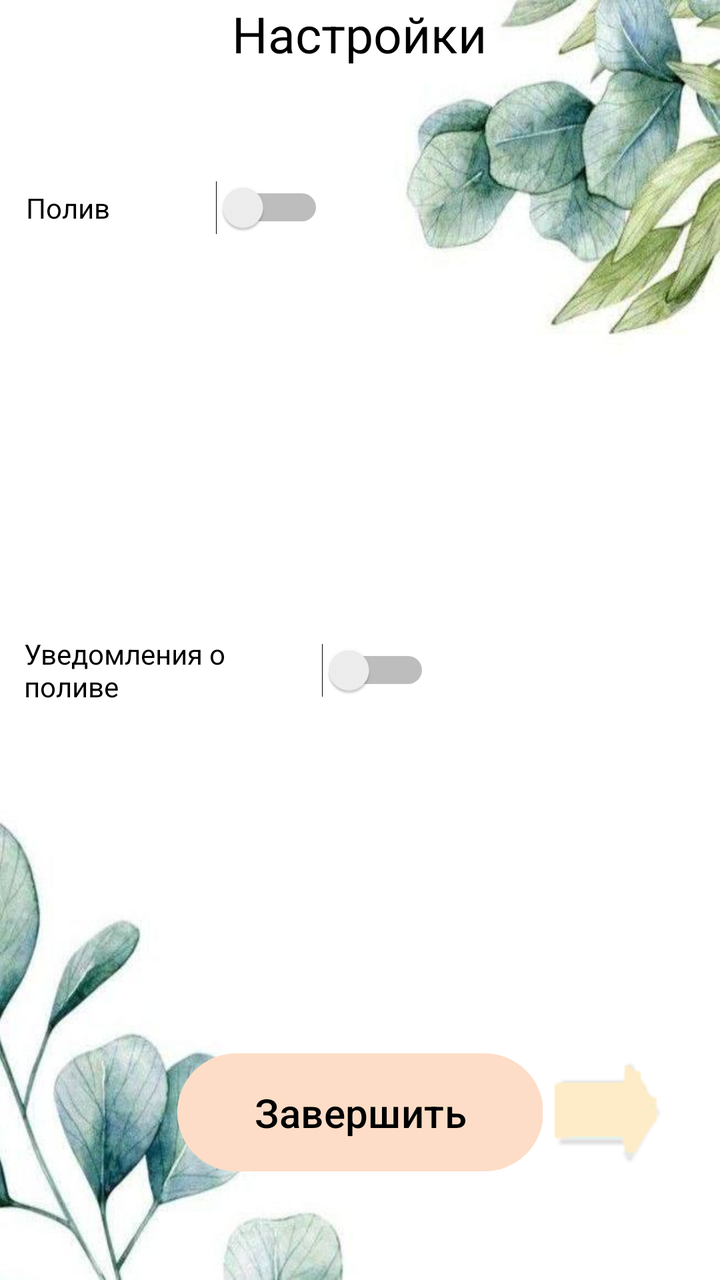
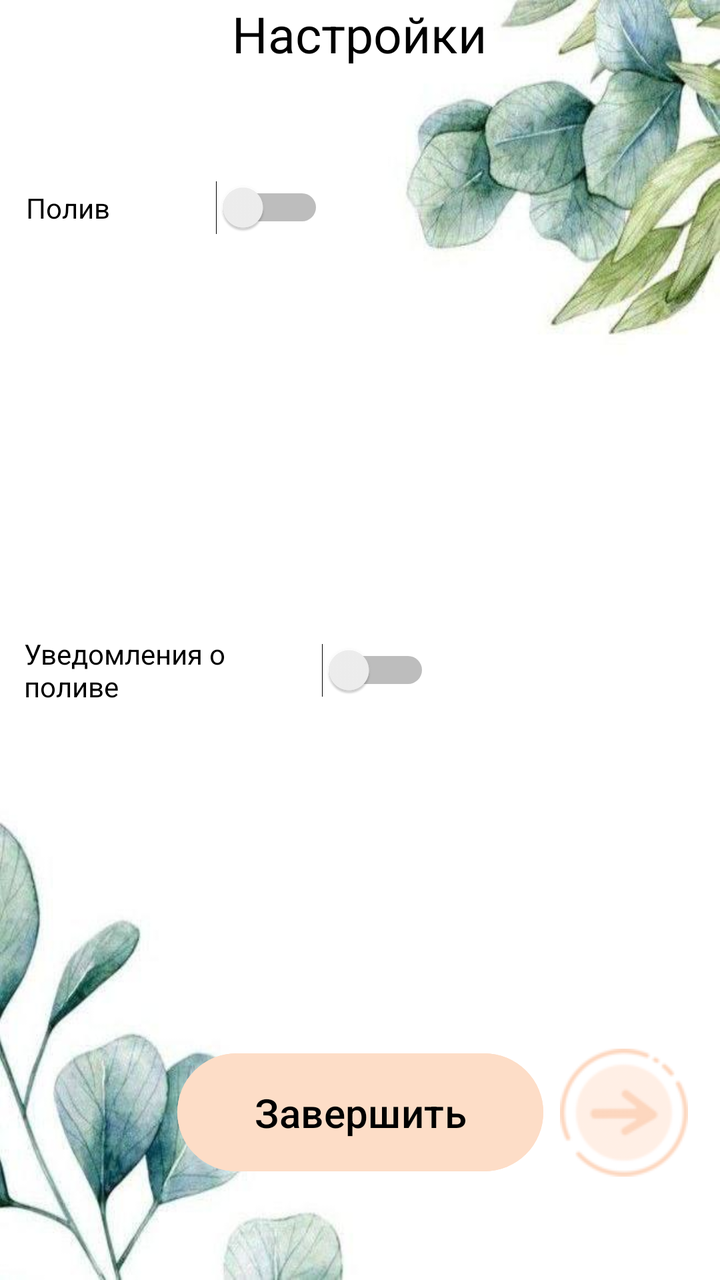

An Android layout rendered at two revisions. The XML below is the earlier revision; the diff shows what the commit changed to produce the second picture.
<!-- AndroidManifest.xml: application theme Theme.Plant_care -->
<!-- res/layout/activity_main_activityreadyscript.xml -->
<?xml version="1.0" encoding="utf-8"?>
<androidx.constraintlayout.widget.ConstraintLayout xmlns:android="http://schemas.android.com/apk/res/android"
    xmlns:app="http://schemas.android.com/apk/res-auto"
    xmlns:tools="http://schemas.android.com/tools"
    android:id="@+id/main"
    android:layout_width="match_parent"
    android:layout_height="match_parent"
    android:background="@drawable/a"
    tools:context=".MainActivityreadyscript">

    <TextView
        android:id="@+id/textView8"
        android:layout_width="324dp"
        android:layout_height="64dp"
        android:text="Настройки"
        android:textAlignment="center"
        android:textColor="@color/black"
        android:textSize="25sp"
        app:layout_constraintBottom_toBottomOf="parent"
        app:layout_constraintEnd_toEndOf="parent"
        app:layout_constraintHorizontal_bias="0.494"
        app:layout_constraintStart_toStartOf="parent"
        app:layout_constraintTop_toTopOf="parent"
        app:layout_constraintVertical_bias="0.0" />

    <Switch
        android:id="@+id/switch2"
        android:layout_width="149dp"
        android:layout_height="49dp"
        android:text="Полив"
        android:textColor="@color/black"
        app:layout_constraintBottom_toBottomOf="parent"
        app:layout_constraintEnd_toEndOf="parent"
        app:layout_constraintHorizontal_bias="0.061"
        app:layout_constraintStart_toStartOf="parent"
        app:layout_constraintTop_toTopOf="parent"
        app:layout_constraintVertical_bias="0.134" />

    <Switch
        android:id="@+id/switch3"
        android:layout_width="203dp"
        android:layout_height="46dp"
        android:text="Уведомления о поливе"
        android:textColor="@color/black"
        app:layout_constraintBottom_toBottomOf="parent"
        app:layout_constraintEnd_toEndOf="parent"
        app:layout_constraintHorizontal_bias="0.076"
        app:layout_constraintStart_toStartOf="parent"
        app:layout_constraintTop_toTopOf="parent"
        app:layout_constraintVertical_bias="0.525" />

    <TextView
        android:id="@+id/textView13"
        android:layout_width="410dp"
        android:layout_height="132dp"
        app:layout_constraintBottom_toBottomOf="parent"
        app:layout_constraintEnd_toEndOf="parent"
        android:visibility="gone"
        android:textColor="@color/black"
        app:layout_constraintHorizontal_bias="0.0"
        app:layout_constraintStart_toStartOf="parent"
        app:layout_constraintTop_toTopOf="parent"
        app:layout_constraintVertical_bias="0.237" />

    <TextView
        android:id="@+id/textView10"
        android:layout_width="397dp"
        android:layout_height="98dp"
        android:textColor="@color/black"
        app:layout_constraintBottom_toBottomOf="parent"
        app:layout_constraintEnd_toEndOf="parent"
        app:layout_constraintStart_toStartOf="parent"
        android:visibility="gone"
        app:layout_constraintTop_toBottomOf="@+id/textView8"
        app:layout_constraintVertical_bias="0.586" />


    <EditText
        android:id="@+id/editTextText2"
        android:layout_width="121dp"
        android:layout_height="43dp"
        android:ems="10"
        android:inputType="text"
        android:textColor="@color/black"
        app:layout_constraintBottom_toBottomOf="parent"
        app:layout_constraintEnd_toEndOf="parent"
        app:layout_constraintHorizontal_bias="0.303"
        app:layout_constraintStart_toStartOf="parent"
        android:visibility="gone"
        app:layout_constraintTop_toBottomOf="@+id/switch2"
        app:layout_constraintVertical_bias="0.244" />

    <EditText
        android:id="@+id/editTextText4"
        android:layout_width="119dp"
        android:layout_height="42dp"
        android:ems="10"
        android:inputType="text"
        android:textColor="@color/black"
        app:layout_constraintBottom_toBottomOf="parent"
        app:layout_constraintEnd_toEndOf="parent"
        app:layout_constraintHorizontal_bias="0.303"
        app:layout_constraintStart_toStartOf="parent"
        android:visibility="gone"
        app:layout_constraintTop_toBottomOf="@+id/switch2"
        app:layout_constraintVertical_bias="0.647" />

    <EditText
        android:id="@+id/editTextText6"
        android:layout_width="119dp"
        android:layout_height="42dp"
        android:textColor="@color/black"
        android:ems="10"
        android:inputType="text"
        app:layout_constraintBottom_toBottomOf="parent"
        app:layout_constraintEnd_toEndOf="parent"
        app:layout_constraintHorizontal_bias="0.303"
        app:layout_constraintStart_toStartOf="parent"
        android:visibility="gone"
        app:layout_constraintTop_toBottomOf="@+id/switch2"
        app:layout_constraintVertical_bias="0.722" />

    <EditText
        android:id="@+id/editTextText3"
        android:layout_width="121dp"
        android:layout_height="43dp"
        android:ems="10"
        android:inputType="text"
        android:textColor="@color/black"
        app:layout_constraintBottom_toBottomOf="parent"
        app:layout_constraintEnd_toEndOf="parent"
        app:layout_constraintHorizontal_bias="0.303"
        app:layout_constraintStart_toStartOf="parent"
        android:visibility="gone"
        app:layout_constraintTop_toBottomOf="@+id/switch2"
        app:layout_constraintVertical_bias="0.327" />

    <TextView
        android:id="@+id/textView6"
        android:layout_width="86dp"
        android:textColor="@color/black"
        android:layout_height="42dp"
        app:layout_constraintBottom_toBottomOf="parent"
        app:layout_constraintEnd_toEndOf="parent"
        android:visibility="gone"
        app:layout_constraintHorizontal_bias="0.006"
        app:layout_constraintStart_toStartOf="parent"
        app:layout_constraintTop_toBottomOf="@+id/switch2"
        app:layout_constraintVertical_bias="0.229" />

    <TextView
        android:id="@+id/textView11"
        android:layout_width="100dp"
        android:layout_height="44dp"
        android:textColor="@color/black"
        app:layout_constraintBottom_toBottomOf="parent"
        app:layout_constraintEnd_toEndOf="parent"
        app:layout_constraintHorizontal_bias="0.0"
        android:visibility="gone"
        app:layout_constraintStart_toStartOf="parent"
        app:layout_constraintTop_toBottomOf="@+id/switch2"
        app:layout_constraintVertical_bias="0.649" />

    <TextView
        android:id="@+id/textView14"
        android:layout_width="100dp"
        android:layout_height="40dp"
        android:textColor="@color/black"
        app:layout_constraintBottom_toBottomOf="parent"
        app:layout_constraintEnd_toEndOf="parent"
        app:layout_constraintHorizontal_bias="0.0"
        android:visibility="gone"
        app:layout_constraintStart_toStartOf="parent"
        app:layout_constraintTop_toBottomOf="@+id/switch2"
        app:layout_constraintVertical_bias="0.723" />

    <TextView
        android:id="@+id/textView9"
        android:layout_width="86dp"
        android:textColor="@color/black"
        android:layout_height="39dp"
        app:layout_constraintBottom_toBottomOf="parent"
        app:layout_constraintEnd_toEndOf="parent"
        app:layout_constraintHorizontal_bias="0.006"
        android:visibility="gone"
        app:layout_constraintStart_toStartOf="parent"
        app:layout_constraintTop_toBottomOf="@+id/switch2"
        app:layout_constraintVertical_bias="0.305" />

    <Button
        android:id="@+id/button5"
        android:layout_width="149dp"
        android:layout_height="74dp"
        android:backgroundTint="@color/reg_button_colour"
        android:text="Сохранить"
        android:textColor="@color/black"
        app:layout_constraintBottom_toBottomOf="parent"
        app:layout_constraintEnd_toEndOf="parent"
        app:layout_constraintHorizontal_bias="0.893"
        android:visibility="gone"
        app:layout_constraintStart_toStartOf="parent"
        app:layout_constraintTop_toTopOf="@+id/textView13"
        app:layout_constraintVertical_bias="0.247" />

    <Button
        android:id="@+id/button7"
        android:layout_width="149dp"
        android:layout_height="74dp"
        android:backgroundTint="@color/reg_button_colour"
        android:text="Сохранить"
        android:textColor="@color/black"
        app:layout_constraintBottom_toBottomOf="parent"
        app:layout_constraintEnd_toEndOf="parent"
        app:layout_constraintHorizontal_bias="0.893"
        app:layout_constraintStart_toStartOf="parent"
        android:visibility="gone"
        app:layout_constraintTop_toTopOf="parent"
        app:layout_constraintVertical_bias="0.768" />

    <Button
        android:id="@+id/button6"
        android:layout_width="183dp"
        android:layout_height="67dp"
        android:backgroundTint="@color/reg_button_colour"
        android:text="Завершить"
        android:textColor="@color/black"
        android:textColorHighlight="@color/black"
        android:textColorHint="@color/black"
        android:textColorLink="@color/black"
        android:textSize="20sp"
        app:layout_constraintBottom_toBottomOf="parent"
        app:layout_constraintEnd_toEndOf="parent"
        app:layout_constraintStart_toStartOf="parent"
        app:layout_constraintTop_toTopOf="parent"
        app:layout_constraintVertical_bias="0.912" />

    <ImageButton
        android:id="@+id/imageButton9"
        android:layout_width="69dp"
        android:layout_height="66dp"
        app:layout_constraintBottom_toBottomOf="parent"
        app:layout_constraintEnd_toEndOf="parent"
        app:layout_constraintHorizontal_bias="0.923"
        app:layout_constraintStart_toStartOf="parent"
        app:layout_constraintTop_toTopOf="parent"
        app:layout_constraintVertical_bias="0.912"
        app:srcCompat="@drawable/strelkavpravo"
        android:src="@drawable/strelkavpravo"
        android:background="@null"/>

</androidx.constraintlayout.widget.ConstraintLayout>
<!-- resources referenced by this layout -->
<resources>
  <color name="black">#FF000000</color>
  <color name="reg_button_colour">#FDDDC7</color>
  <!-- drawable a: jpg bitmap (drawable, 26657 bytes) -->
  <!-- drawable strelkavpravo: png bitmap (drawable, 1684 bytes) -->
  <style name="Theme.Plant_care" parent="Base.Theme.Plant_care" />
  <style name="Base.Theme.Plant_care" parent="Theme.Material3.DayNight.NoActionBar">
          
          <item name="android:statusBarColor" tools:targetApi="l">@color/StatusBar_colour</item>
          
          
      </style>
  <color name="StatusBar_colour">#e7e9d4</color>
</resources>

<!-- the commit's change to res/layout/activity_main_activityreadyscript.xml (unified diff, before → after) -->
@@ -238,14 +238,14 @@
         android:id="@+id/imageButton9"
         android:layout_width="69dp"
         android:layout_height="66dp"
-        app:layout_constraintBottom_toBottomOf="parent"
-        app:layout_constraintEnd_toEndOf="parent"
-        app:layout_constraintHorizontal_bias="0.923"
+        android:background="@null"
+        android:src="@drawable/__1__1_"
+        app:layout_constraintBottom_toBottomOf="parent"
+        app:layout_constraintEnd_toEndOf="parent"
+        app:layout_constraintHorizontal_bias="0.953"
         app:layout_constraintStart_toStartOf="parent"
         app:layout_constraintTop_toTopOf="parent"
         app:layout_constraintVertical_bias="0.912"
-        app:srcCompat="@drawable/strelkavpravo"
-        android:src="@drawable/strelkavpravo"
-        android:background="@null"/>
+        app:srcCompat="@drawable/__1__1_" />
 
 </androidx.constraintlayout.widget.ConstraintLayout>
<!-- resource entries referenced after the edit -->
@@ -2,8 +2,8 @@
 <resources>
   <color name="black">#FF000000</color>
   <color name="reg_button_colour">#FDDDC7</color>
+  <!-- drawable __1__1_: png bitmap (drawable, 2474 bytes) -->
   <!-- drawable a: jpg bitmap (drawable, 26657 bytes) -->
-  <!-- drawable strelkavpravo: png bitmap (drawable, 1684 bytes) -->
   <style name="Theme.Plant_care" parent="Base.Theme.Plant_care" />
   <style name="Base.Theme.Plant_care" parent="Theme.Material3.DayNight.NoActionBar">
           
